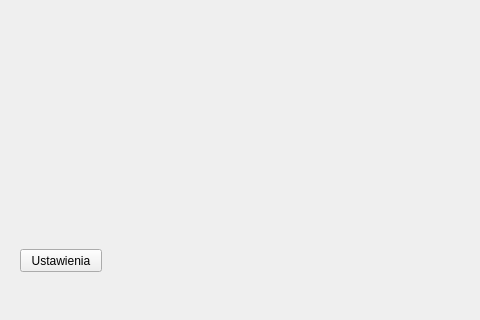
Old version of the form USB2/oknoglowne.ui in the repository piotrsiedlik/QT; both pictures show x 0 to 480 and y 238 to 558 of the 908 by 558 pixel window.
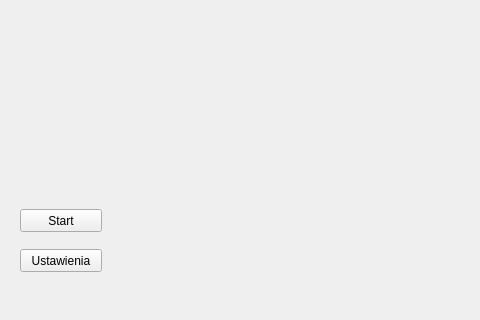
New version of the form.

Diff of the .ui file:
```diff
--- a/USB2/oknoglowne.ui
+++ b/USB2/oknoglowne.ui
@@ -40,6 +40,19 @@
      <string>Ustawienia</string>
     </property>
    </widget>
+   <widget class="QPushButton" name="pbStart">
+    <property name="geometry">
+     <rect>
+      <x>20</x>
+      <y>430</y>
+      <width>82</width>
+      <height>23</height>
+     </rect>
+    </property>
+    <property name="text">
+     <string>Start</string>
+    </property>
+   </widget>
   </widget>
   <widget class="QMenuBar" name="menuBar">
    <property name="geometry">
```
